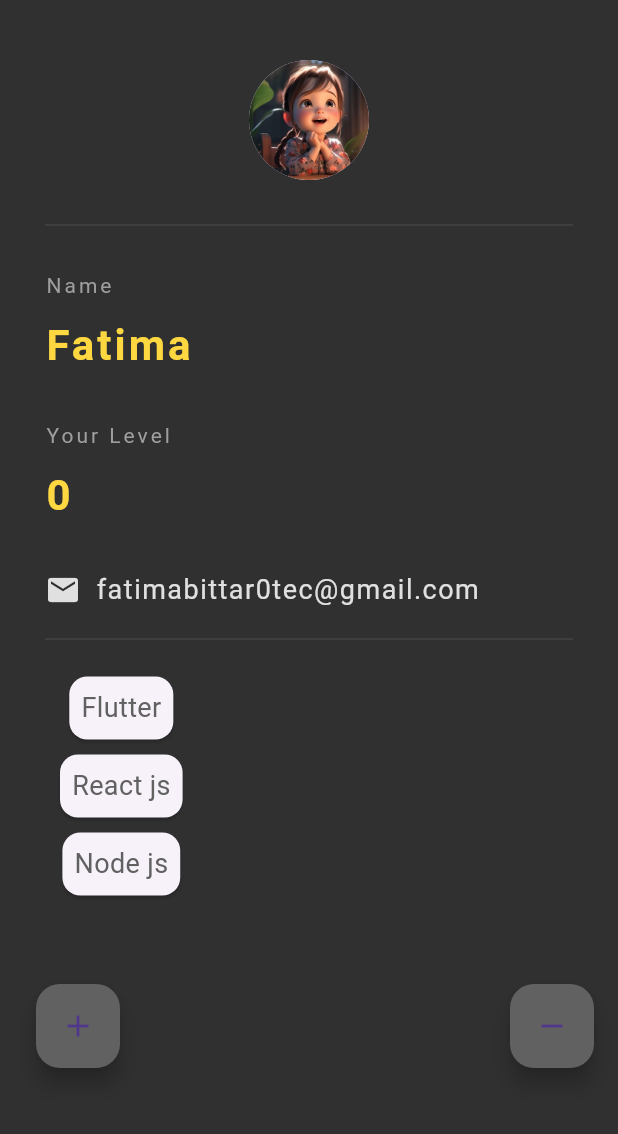
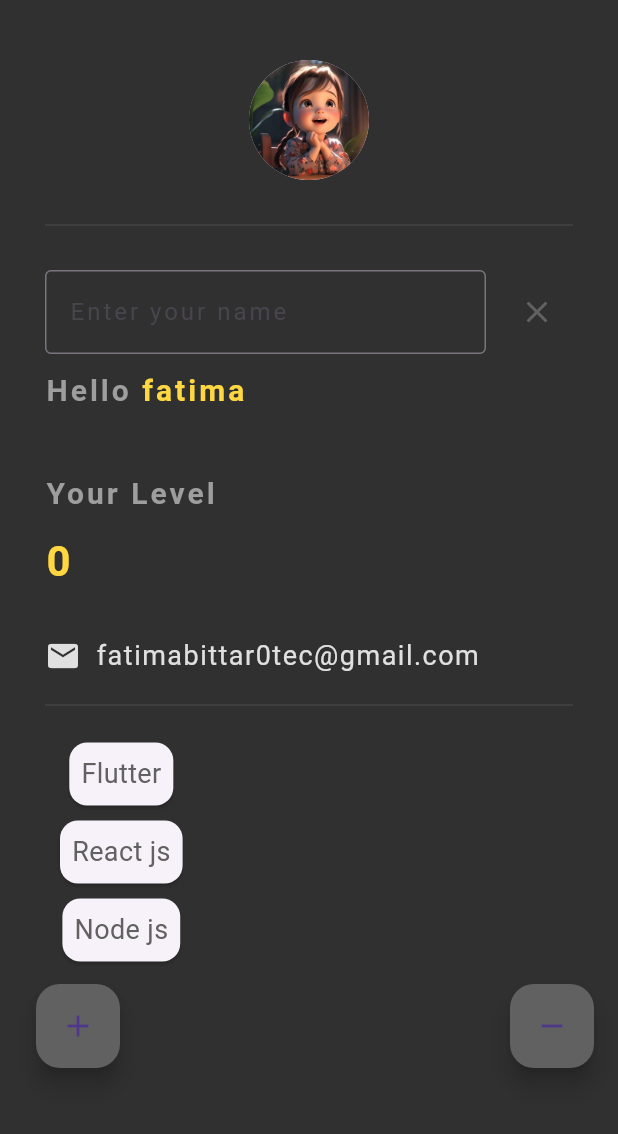
Before and after one commit to fatima-bittar/Beginner-Flutter-Project, a Flutter app: the screen it shows after launch, on a phone screen of 412 x 824 dp, the part 84-1218 px from its top. Run offline on Flutter 3.47's test engine with Material 3 defaults, Android fonts, the phone set to English and light mode, and no system bars.

Commit message:
Adding clear button

```diff
--- a/lib/main.dart
+++ b/lib/main.dart
@@ -12,8 +12,11 @@ class BasicProject extends StatefulWidget {
 }
 
 class _BasicProjectState extends State<BasicProject> {
-  int level =0;
-  List<String> skills =['Flutter', 'React js', 'Node js'];
+  int level = 0;
+  List<String> skills = ['Flutter', 'React js', 'Node js'];
+  String name = 'fatima';
+  TextEditingController nameController = TextEditingController();
+
   @override
   Widget build(BuildContext context) {
     return Scaffold(
@@ -24,36 +27,31 @@ class _BasicProjectState extends State<BasicProject> {
         backgroundColor: Colors.grey[500],
         elevation: 0.0,
       ),
-      floatingActionButton: Row (
+      floatingActionButton: Row(
         mainAxisAlignment: MainAxisAlignment.spaceBetween,
         children: [
           Padding(
             padding: EdgeInsets.all(40.0),
-            child:
-            FloatingActionButton(
+            child: FloatingActionButton(
               onPressed: () {
                 setState(() {
-                  level+=1;
+                  level += 1;
                 });
               },
-
               child: Icon(Icons.add),
               backgroundColor: Colors.grey[700],
             ),
           ),
-
-          // SizedBox(width:10),
           FloatingActionButton(
-              onPressed: (){
+            onPressed: () {
               setState(() {
-                  if (level>0)
-                    level -=1;
+                if (level > 0) level -= 1;
               });
             },
             child: Icon(Icons.remove),
             backgroundColor: Colors.grey[700],
           ),
-        ]
+        ],
       ),
       body: Padding(
         padding: EdgeInsets.fromLTRB(30.0, 40.0, 30.0, 0.0),
@@ -70,72 +68,113 @@ class _BasicProjectState extends State<BasicProject> {
               height: 60.0,
               color: Colors.grey[800],
             ),
-            Text(
-              'Name',
+            Row(
+              children: [
+                Expanded( // Ensure the TextField does not overflow
+                  child: TextField(
+                    controller: nameController, // Use controller
+                    onChanged: (text) {
+                      setState(() {
+                        name = text;
+                      });
+                    },
                     style: TextStyle(
+                      color: Colors.white,
+                      letterSpacing: 2.0,
+                    ),
+                    decoration: InputDecoration(
+                      hintText: 'Enter your name',
+                      border: OutlineInputBorder(),
+                    ),
+                  ),
+                ),
+                SizedBox(width: 10), // Space between TextField and Button
+                IconButton(
+                  onPressed: () {
+                    setState(() {
+                      nameController.clear(); // Clear text field
+                      name = ''; // Reset the name variable
+                    });
+                  },
+                  icon: Icon(Icons.clear),
+                  color: Colors.grey[700],
+                ),
+              ],
+            ),
+            SizedBox(
+              height: 10.0,
+            ),
+            Text.rich(
+              TextSpan(
+                children: [
+                  TextSpan(
+                    text: "Hello ",
+                    style: TextStyle(
+                      fontWeight: FontWeight.bold,
+                      fontSize: 20.0,
                       color: Colors.grey,
                       letterSpacing: 2.0,
                     ),
                   ),
-            SizedBox(height: 10.0,),//adding space between two widgets
-            Text(
-              'Fatima',
+                  TextSpan(
+                    text: "$name",
                     style: TextStyle(
-                color: Colors.amberAccent[200],
+                      fontWeight: FontWeight.bold,
+                      fontSize: 20.0,
+                      color: Colors.amberAccent,
                       letterSpacing: 2.0,
-                fontSize: 28.0,
-                fontWeight: FontWeight.bold
                     ),
                   ),
-            SizedBox(height: 30.0,),
+                ],
+              ),
+            ),
+            SizedBox(height: 10.0), // Adding space between two widgets
+            SizedBox(height: 30.0),
             Text(
               'Your Level',
               style: TextStyle(
+                fontWeight: FontWeight.bold,
+                fontSize: 20.0,
                 color: Colors.grey,
                 letterSpacing: 2.0,
               ),
             ),
-            SizedBox(height: 10.0,),//adding space between two widgets
+            SizedBox(height: 10.0), // Adding space between two widgets
             Text(
               '$level',
               style: TextStyle(
                 color: Colors.amberAccent[200],
                 letterSpacing: 2.0,
                 fontSize: 28.0,
-                  fontWeight: FontWeight.bold
+                fontWeight: FontWeight.bold,
               ),
             ),
-            SizedBox(height: 30.0,),
+            SizedBox(height: 30.0),
             Row(
-              children: < Widget>[
-                Icon(
-                  Icons.email,
-                  color: Colors.grey[300]
-                ),
+              children: <Widget>[
+                Icon(Icons.email, color: Colors.grey[300]),
                 SizedBox(width: 10.0),
                 Text(
                   'fatimabittar0tec@gmail.com',
                   style: TextStyle(
                     color: Colors.grey[300],
                     fontSize: 18.0,
-                    letterSpacing: 1.0
+                    letterSpacing: 1.0,
                   ),
-                )
+                ),
               ],
             ),
             Divider(
               height: 40.0,
               color: Colors.grey[800],
             ),
-            Row(
-              children: [
             Column(
-                  children: skills.map((skill){
+              children: skills.map((skill) {
                 return Card(
-                      margin: EdgeInsets.symmetric(vertical: 5.0,horizontal: 10.0),
+                  margin: EdgeInsets.symmetric(vertical: 5.0, horizontal: 10.0),
                   child: Padding(
                     padding: EdgeInsets.all(8.0),
-                        child: Text (
+                    child: Text(
                       skill,
                       style: TextStyle(fontSize: 18.0, color: Colors.grey[700]),
                     ),
@@ -144,8 +183,6 @@ class _BasicProjectState extends State<BasicProject> {
               }).toList(),
             ),
           ],
-            )
-          ],
         ),
       ),
     );
```
Lines whose indentation alone changed are shown as unchanged.
